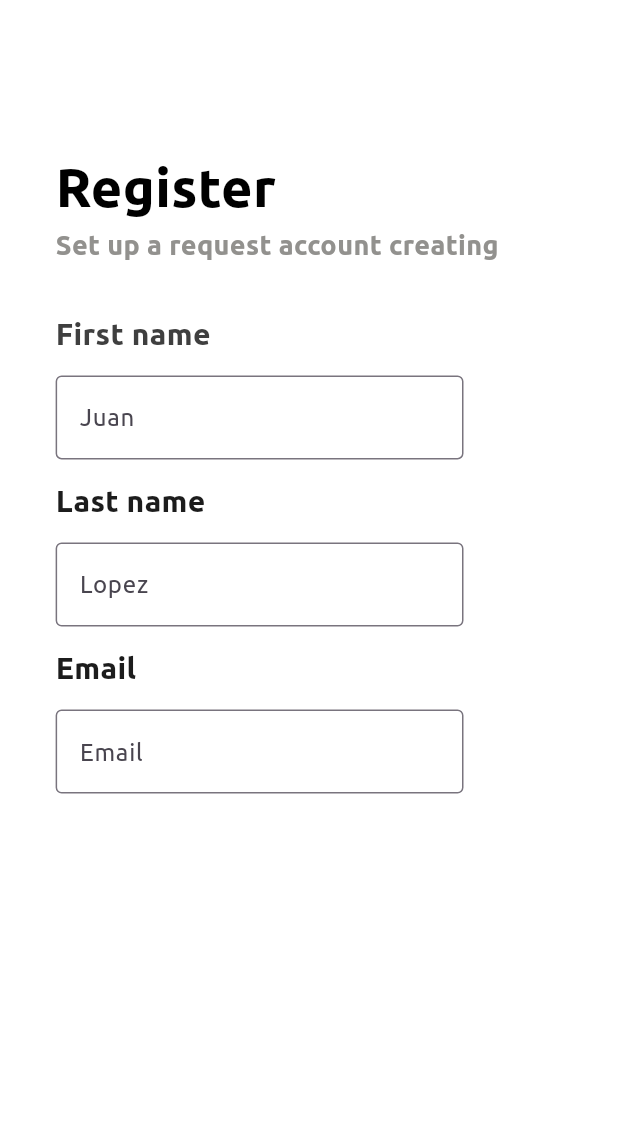
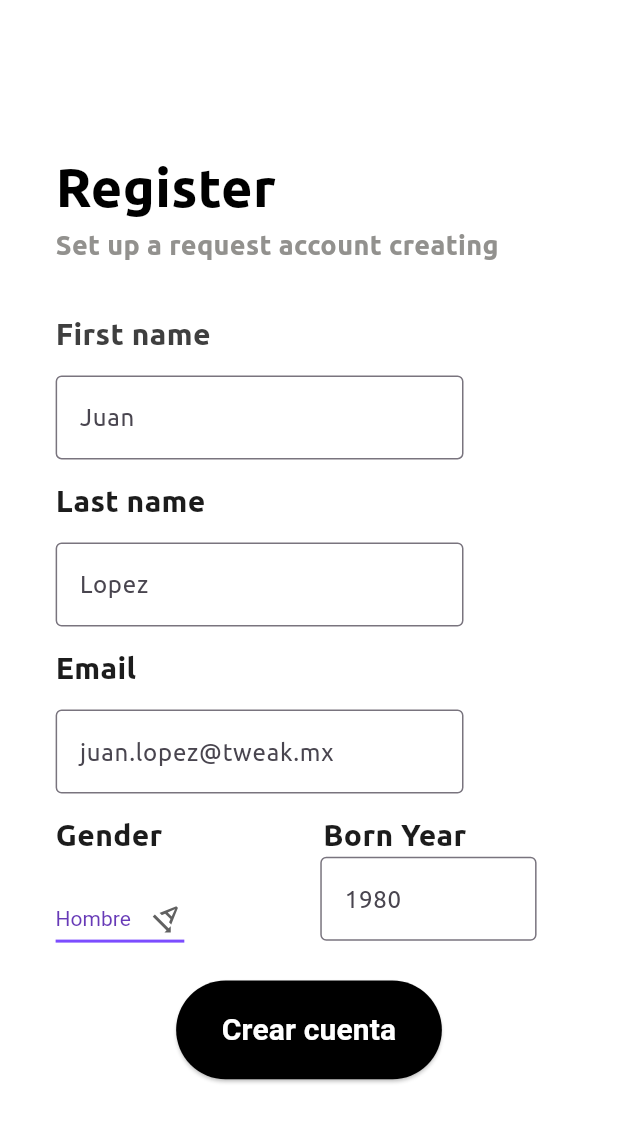
Before and after one commit to IGerardoJR/LoginApp, a Flutter app: the screen it shows after launch, on a phone screen of 412 x 824 dp. Shown: the top 1122 px of the screen. Run offline on Flutter 3.47's test engine with Material 3 defaults, Android fonts, the phone set to English and light mode, and no system bars.

```diff
--- a/lib/main.dart
+++ b/lib/main.dart
@@ -8,15 +8,11 @@ void main() {
 }
 
 class MyApp extends StatelessWidget {
-  late double _deviceWidth;
-  late double _deviceHeigth;
   MyApp({super.key});
 
   // This widget is the root of your application.
   @override
   Widget build(BuildContext context) {
-    _deviceWidth = MediaQuery.of(context).size.width;
-    _deviceHeigth = MediaQuery.of(context).size.height;
     return MaterialApp(
         initialRoute: '/',
         routes: {},
--- a/lib/pages/LoginHome.dart
+++ b/lib/pages/LoginHome.dart
@@ -67,7 +67,17 @@ class LoginHome extends StatelessWidget {
                   SizedBox(
                     height: 30,
                   ),
-                  _btnAcceder(),
+                  SizedBox(
+                      height: _deviceHeigth * 0.07,
+                      width: _deviceWidth * 0.40,
+                      child: _btnAcceder()),
+                  SizedBox(
+                    height: _deviceHeigth * 0.03,
+                  ),
+                  SizedBox(
+                      height: _deviceHeigth * 0.07,
+                      width: _deviceWidth * 0.40,
+                      child: _btnRegistrarse())
                 ],
               ),
             ),
@@ -100,6 +110,17 @@ class LoginHome extends StatelessWidget {
         ));
   }
 
+  Widget _btnRegistrarse() {
+    return ElevatedButton(
+        onPressed: () => print('Te registraste!'),
+        style: ElevatedButton.styleFrom(backgroundColor: Colors.black),
+        child: Text(
+          'Sign up',
+          style: TextStyle(
+              fontSize: 20, color: Colors.white, fontWeight: FontWeight.bold),
+        ));
+  }
+
   Widget _textBox(String hintText) {
     return TextField(
       onTap: () => {},
--- a/lib/pages/RegisterPage.dart
+++ b/lib/pages/RegisterPage.dart
@@ -3,6 +3,8 @@ import 'package:flutter/material.dart';
 class RegisterPage extends StatelessWidget {
   late double _deviceWidth;
   late double _deviceHeigth;
+  // Listas para el o los dropdowns
+  List<String> ListaGeneros = ["Hombre", "Mujeres"];
   RegisterPage({Key? key});
   @override
   Widget build(BuildContext context) {
@@ -11,6 +13,7 @@ class RegisterPage extends StatelessWidget {
     // TODO: implement build
     return SafeArea(
         child: Scaffold(
+      resizeToAvoidBottomInset: false,
       body: Column(
         children: [
           Padding(
@@ -60,8 +63,7 @@ class RegisterPage extends StatelessWidget {
                 ),
                 Padding(
                   padding: EdgeInsets.fromLTRB(0, 0, _deviceWidth * 0.25, 0),
-                    child:
-                        SizedBox(width: _deviceWidth, child: _textBox('Juan')),
+                  child: SizedBox(width: _deviceWidth, child: _textBox('Juan')),
                 ),
                 SizedBox(
                   height: _deviceHeigth * 0.016,
@@ -99,10 +101,59 @@ class RegisterPage extends StatelessWidget {
                 ),
                 Padding(
                   padding: EdgeInsets.fromLTRB(0, 0, _deviceWidth * 0.25, 0),
-                    child: _textBox('Email'),
+                  child: _textBox('juan.lopez@tweak.mx'),
+                ),
+                SizedBox(
+                  height: _deviceHeigth * 0.016,
+                ),
+                Row(
+                  children: [
+                    Text(
+                      'Gender',
+                      style: TextStyle(
+                        color: Color.fromRGBO(28, 28, 28, 1.0),
+                        fontWeight: FontWeight.bold,
+                        fontFamily: "ubuntu",
+                        fontSize: 20,
+                      ),
+                    ),
+                    SizedBox(
+                      width: _deviceWidth * 0.26,
+                    ),
+                    Text(
+                      'Born Year',
+                      style: TextStyle(
+                        color: Color.fromRGBO(28, 28, 28, 1.0),
+                        fontWeight: FontWeight.bold,
+                        fontFamily: "ubuntu",
+                        fontSize: 20,
+                      ),
+                    )
+                  ],
+                ),
+                Row(
+                  children: [
+                    _dropDownBox(lista: ListaGeneros),
+                    SizedBox(
+                      width: _deviceWidth * 0.22,
+                    ),
+                    Container(
+                      width: _deviceWidth * 0.35,
+                      height: _deviceHeigth * 0.10,
+                      child: _textBox('1980'),
                     ),
                   ],
-              ))
+                ),
+                SizedBox(
+                  width: _deviceWidth * 0.1,
+                ),
+              ],
+            ),
+          ),
+          SizedBox(
+              width: _deviceWidth * 0.43,
+              height: _deviceHeigth * 0.08,
+              child: _btnRegistrarse())
         ],
       ),
     ));
@@ -117,4 +168,34 @@ class RegisterPage extends StatelessWidget {
           InputDecoration(border: OutlineInputBorder(), hintText: hintText),
     );
   }
+
+  Widget _dropDownBox({required List<String> lista}) {
+    // const List<String> lista = ["Hombre", "Mujer"];
+    String dropDownValue = lista.first;
+    return Container(
+      child: DropdownButton<String>(
+        value: dropDownValue,
+        icon: const Icon(Icons.text_rotation_angledown_outlined),
+        style: const TextStyle(color: Colors.deepPurple),
+        underline: Container(height: 2, color: Colors.deepPurpleAccent),
+        onChanged: (value) => {},
+        items: lista.map<DropdownMenuItem<String>>((String value) {
+          return DropdownMenuItem<String>(
+              value: value,
+              child: Container(width: _deviceWidth * 0.15, child: Text(value)));
+        }).toList(),
+      ),
+    );
   }
+
+  Widget _btnRegistrarse() {
+    return ElevatedButton(
+        onPressed: () => print('Te registraste!'),
+        style: ElevatedButton.styleFrom(backgroundColor: Colors.black),
+        child: Text(
+          'Crear cuenta',
+          style: TextStyle(
+              fontSize: 20, color: Colors.white, fontWeight: FontWeight.bold),
+        ));
+  }
+}
```
Lines whose indentation alone changed are shown as unchanged.
